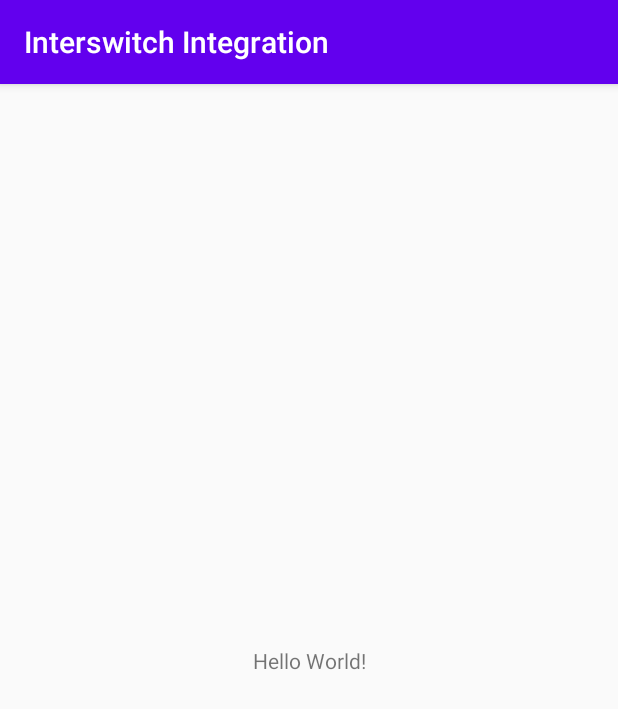
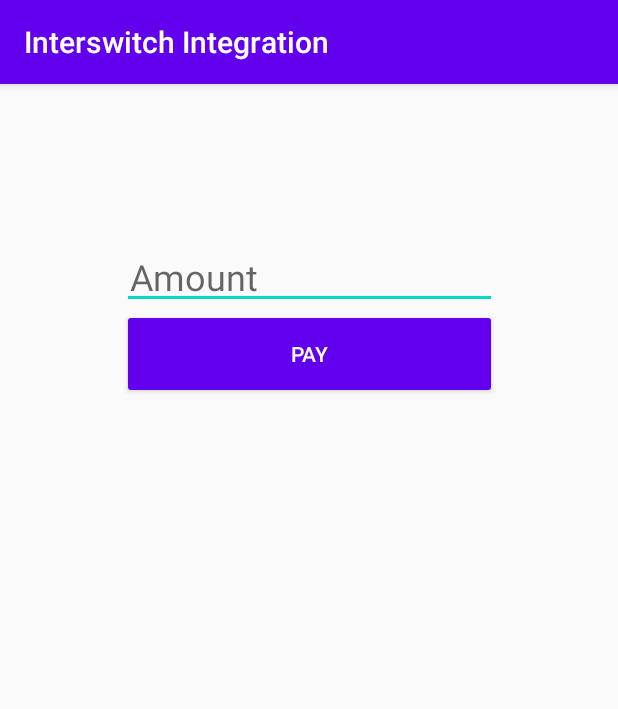
Before and after one commit to snr-bright/kudigo-interswitch-mobile-payment-util, an Android app: the screen it shows after launch (MainActivity), on a phone screen of 412 x 824 dp. Shown: the top 709 px of the screen. Run offline under Robolectric (Android 15) with nearby library versions, the phone set to English and light mode, and no system bars; libraries missing offline, so code that uses them is left out: com.interswitchng.iswmobilesdk; 2 statements that could not run were skipped.

```diff
--- a/app/src/main/AndroidManifest.xml
+++ b/app/src/main/AndroidManifest.xml
@@ -3,19 +3,23 @@
     package="com.example.interswitchintegration">
 
     <application
+        android:name=".Configure"
         android:allowBackup="true"
         android:icon="@mipmap/ic_launcher"
         android:label="@string/app_name"
         android:roundIcon="@mipmap/ic_launcher_round"
         android:supportsRtl="true"
         android:theme="@style/AppTheme">
+
         <activity android:name=".MainActivity">
             <intent-filter>
                 <action android:name="android.intent.action.MAIN" />
+                <action android:name="android.intent.action.VIEW" />
 
                 <category android:name="android.intent.category.LAUNCHER" />
             </intent-filter>
         </activity>
+
     </application>
 
 </manifest>
--- /dev/null
+++ b/app/src/main/java/com/example/interswitchintegration/Configure.java
@@ -0,0 +1,33 @@
+package com.example.interswitchintegration;
+
+import android.app.Application;
+
+import com.interswitchng.iswmobilesdk.IswMobileSdk;
+import com.interswitchng.iswmobilesdk.shared.models.core.IswSdkConfig;
+
+public class Configure extends Application {
+
+    @Override
+    public void onCreate() {
+        super.onCreate();
+        // configure sdk
+        configureSDK();
+    }
+
+    public void configureSDK() {
+        // use provided configuration for your merchant account
+        String clientId = "<your clientId>";
+        String merchantCode = "<your merchantCode>";
+        String clientSecret = "<your clientSecret>";
+
+        // create sdk configuration
+        IswSdkConfig config = new IswSdkConfig(clientId,
+                clientSecret, merchantCode, "566");
+
+        // uncomment to set environment, default is Environment.TEST
+        // config.setEnv(Environment.SANDBOX);
+
+        // initialize sdk at boot of application
+        IswMobileSdk.initialize(this, config);
+    }
+}
--- /dev/null
+++ b/app/src/main/java/com/example/interswitchintegration/MainActivity.java
@@ -0,0 +1,236 @@
+package com.example.interswitchintegration;
+
+import android.graphics.Color;
+import android.os.Bundle;
+import android.text.Editable;
+import android.text.TextWatcher;
+import android.view.View;
+import android.widget.Button;
+import android.widget.EditText;
+import android.widget.LinearLayout;
+import android.widget.TextView;
+import android.widget.Toast;
+
+import androidx.annotation.NonNull;
+import androidx.appcompat.app.AppCompatActivity;
+import androidx.core.content.ContextCompat;
+
+import com.interswitchng.iswmobilesdk.IswMobileSdk;
+import com.interswitchng.iswmobilesdk.shared.models.core.IswPaymentInfo;
+import com.interswitchng.iswmobilesdk.shared.models.core.IswPaymentResult;
+
+import java.util.Date;
+
+
+public class MainActivity extends AppCompatActivity implements IswMobileSdk.IswPaymentCallback {
+    private LinearLayout resultContainer;
+    private TextView resultTitle,
+            responseCode,
+            responseDescription,
+            paymentAmount,
+            channel,
+            isSuccessful;
+
+    private String  customerId, customerName, customerEmail, customerMobile, reference;
+
+
+    @Override
+    protected void onCreate(Bundle savedInstanceState) {
+        super.onCreate(savedInstanceState);
+        setContentView(R.layout.activity_main);
+
+
+
+        resultContainer = findViewById(R.id.resultContainer);
+
+        resultTitle = findViewById(R.id.resultTitle);
+        //responseCode = findViewById(R.id.responseCode);
+       // responseDescription = findViewById(R.id.responseDescription);
+        paymentAmount = findViewById(R.id.paymentAmount);
+        channel = findViewById(R.id.channel);
+        isSuccessful = findViewById(R.id.isSuccessful);
+
+        final EditText etAmount = findViewById(R.id.amount);
+
+        etAmount.addTextChangedListener(new TextWatcher() {
+            @Override
+            public void beforeTextChanged(CharSequence charSequence, int i, int i1, int i2) {
+                resultContainer.setVisibility(View.GONE);
+            }
+
+            @Override
+            public void onTextChanged(CharSequence charSequence, int i, int i1, int i2) {
+
+            }
+
+            @Override
+            public void afterTextChanged(Editable editable) {
+
+            }
+        });
+
+       final CustomerInfo info = new CustomerInfo();
+        /*info.setCustomerId("1");
+        info.setCustomerName("Joan");
+        info.setCustomerEmail("j@g.com");
+        info.setPhoneNumber("+233 445566");
+        info.setReference("1234");*/
+
+
+        Button btn = findViewById(R.id.btnPay);
+        btn.setOnClickListener(new View.OnClickListener() {
+            @Override
+            public void onClick(View view) {
+                InitiatePayment(info);
+
+            }
+        });
+    }
+
+    public void InitiatePayment(CustomerInfo customerInfo){
+        // get customer details
+
+
+        EditText etAmount = findViewById(R.id.amount);
+        String amtString = etAmount.getText().toString();
+
+        long amount;
+        // initialize amount
+        if (amtString.isEmpty()) {
+            toast("Please enter amount");
+            return;
+        } else {
+           // amount = Integer.parseInt(amtString) * 100;
+            amount = Long.parseLong(amtString);
+        }
+
+        // create payment info
+        IswPaymentInfo iswPaymentInfo = new IswPaymentInfo(
+                customerId = customerInfo.getCustomerId(),
+                customerName = customerInfo.getCustomerName(),
+                customerEmail = customerInfo.getCustomerEmail(),
+                customerMobile = customerInfo.getPhoneNumber(),
+                reference = customerInfo.getReference() + new Date().getTime(),
+                amount);
+
+
+        // trigger payment
+        IswMobileSdk.getInstance().pay(iswPaymentInfo, MainActivity.this);
+    }
+
+
+    @Override
+    public void onUserCancel() {
+        String title = "You cancelled payment";
+        showResult(title, null);
+
+        toast("You cancelled payment, please try again.");
+    }
+
+
+    @Override
+    public void onPaymentCompleted(@NonNull IswPaymentResult result) {
+        String title = "Payment Result";
+        showResult(title, result);
+
+
+        if (result.isSuccessful())
+            toast("your payment was successful, using: " + result.getChannel().name());
+        else toast("unable to complete payment at the moment, try again.");
+
+    }
+
+
+
+    private void showResult(String title, IswPaymentResult result) {
+        resultContainer.setVisibility(View.VISIBLE);
+
+        // show result
+        resultTitle.setText(title);
+        boolean hasValue = result != null;
+        int primaryColor = ContextCompat.getColor(this, R.color.colorPrimary);
+        resultTitle.setTextColor(!hasValue ? Color.RED: primaryColor);
+
+        int visibility = hasValue ? View.VISIBLE : View.INVISIBLE;
+        paymentAmount.setVisibility(visibility);
+        responseCode.setVisibility(visibility);
+        responseDescription.setVisibility(visibility);
+        isSuccessful.setVisibility(visibility);
+        channel.setVisibility(visibility);
+
+        if (!hasValue) return;
+
+        paymentAmount.setText("" + (result.getAmount() / 100));
+        responseCode.setText(result.getResponseCode());
+        responseDescription.setText(result.getResponseDescription());
+        isSuccessful.setText("" + result.isSuccessful());
+        channel.setText(result.getChannel().name());
+    }
+
+
+    private void toast(String msg) {
+        Toast.makeText(this, msg, Toast.LENGTH_LONG).show();
+    }
+
+
+    public class CustomerInfo{
+        String customerId;
+        String customerName;
+        String customerEmail;
+        String phoneNumber;
+        String reference;
+        String amount;
+
+        public void customerInfo(String customerId, String customerName, String customerEmail, String phoneNumber, String amount, String reference) {
+            this.customerId = customerId;
+            this.customerName = customerName;
+            this.customerEmail = customerEmail;
+            this.phoneNumber = phoneNumber;
+            this.amount = amount;
+            this.reference = reference;
+        }
+
+        public String getCustomerId() {
+            return customerId;
+        }
+
+        public void setCustomerId(String customerId) {
+            this.customerId = customerId;
+        }
+
+        public String getCustomerName() {
+            return customerName;
+        }
+
+        public void setCustomerName(String customerName) {
+            this.customerName = customerName;
+        }
+
+        public String getCustomerEmail() {
+            return customerEmail;
+        }
+
+        public void setCustomerEmail(String customerEmail) {
+            this.customerEmail = customerEmail;
+        }
+
+        public String getPhoneNumber() {
+            return phoneNumber;
+        }
+
+        public void setPhoneNumber(String phoneNumber) {
+            this.phoneNumber = phoneNumber;
+        }
+
+        public String getReference() {
+            return reference;
+        }
+
+        public void setReference(String reference) {
+            this.reference = reference;
+        }
+
+    }
+
+
+}
--- a/app/src/main/java/com/example/interswitchintegration/MainActivity.kt
+++ /dev/null
@@ -1,11 +0,0 @@
-package com.example.interswitchintegration
-
-import androidx.appcompat.app.AppCompatActivity
-import android.os.Bundle
-
-class MainActivity : AppCompatActivity() {
-    override fun onCreate(savedInstanceState: Bundle?) {
-        super.onCreate(savedInstanceState)
-        setContentView(R.layout.activity_main)
-    }
-}
--- a/app/src/main/res/layout/activity_main.xml
+++ b/app/src/main/res/layout/activity_main.xml
@@ -6,13 +6,113 @@
     android:layout_height="match_parent"
     tools:context=".MainActivity">
 
-    <TextView
-        android:layout_width="wrap_content"
+
+    <EditText
+        android:id="@+id/amount"
+        android:layout_width="250dp"
         android:layout_height="wrap_content"
-        android:text="Hello World!"
-        app:layout_constraintBottom_toBottomOf="parent"
-        app:layout_constraintLeft_toLeftOf="parent"
-        app:layout_constraintRight_toRightOf="parent"
-        app:layout_constraintTop_toTopOf="parent" />
+        android:digits="0123456789"
+        android:textIsSelectable="false"
+        android:textSize="24sp"
+        tools:text="1234"
+        android:hint="Amount"
+        android:padding="5dp"
+        android:inputType="number"
+        android:layout_marginTop="16dp"
+        app:layout_constraintBottom_toTopOf="@+id/btnPay"
+        app:layout_constraintEnd_toEndOf="parent"
+        app:layout_constraintStart_toStartOf="parent" />
+
+
+    <Button
+        android:id="@+id/btnPay"
+        android:layout_width="250dp"
+        android:layout_height="60dp"
+        android:text="Pay"
+        android:textColor="@android:color/white"
+        app:backgroundTint="@color/colorPrimary"
+        android:textAllCaps="true"
+        android:layout_marginTop="150dp"
+        app:layout_constraintTop_toTopOf="parent"
+        app:layout_constraintStart_toStartOf="parent"
+        app:layout_constraintEnd_toEndOf="parent"
+        />
+
+    <LinearLayout
+        android:id="@+id/resultContainer"
+        android:layout_width="match_parent"
+        android:layout_height="wrap_content"
+        android:layout_marginTop="20dp"
+        android:padding="16dp"
+        android:orientation="vertical"
+        android:visibility="gone"
+        tools:visibility="visible"
+        app:layout_constraintTop_toBottomOf="@id/btnPay">
+
+        <TextView
+            android:id="@+id/resultTitle"
+            android:layout_width="match_parent"
+            android:layout_height="wrap_content"
+            android:textStyle="bold"
+            android:textSize="18sp"
+            android:textColor="@color/colorPrimary"
+            android:text="Payment Result"
+            android:gravity="center_horizontal"
+            />
+
+        <TextView
+            android:layout_width="match_parent"
+            android:layout_height="wrap_content"
+            android:textStyle="bold"
+            android:layout_marginTop="16dp"
+            android:textColor="@color/colorPrimary"
+            android:text="Amount:"
+            />
+
+        <TextView
+            android:id="@+id/paymentAmount"
+            android:layout_width="match_parent"
+            android:layout_height="wrap_content"
+            android:textSize="18sp"
+            tools:text="1000"
+            />
+
+        <TextView
+            android:layout_width="match_parent"
+            android:layout_height="wrap_content"
+            android:textStyle="bold"
+            android:layout_marginTop="16dp"
+            android:textColor="@color/colorPrimary"
+            android:text="Payment Channel:"
+            />
+
+        <TextView
+            android:id="@+id/channel"
+            android:layout_width="match_parent"
+            android:layout_height="wrap_content"
+            android:textSize="18sp"
+            tools:text="Card"
+            />
+
+        <TextView
+            android:layout_width="match_parent"
+            android:layout_height="wrap_content"
+            android:textStyle="bold"
+            android:layout_marginTop="16dp"
+            android:textColor="@color/colorPrimary"
+            android:text="Successful:"
+            />
+
+        <TextView
+            android:id="@+id/isSuccessful"
+            android:layout_width="match_parent"
+            android:layout_height="wrap_content"
+            android:textSize="18sp"
+            tools:text="true"
+            />
+
+
+
+    </LinearLayout>
 
 </androidx.constraintlayout.widget.ConstraintLayout>
```
Also changed, not shown: app/build.gradle (+28 -17 lines), app/src/main/java/com/example/interswitchintegration/ActivityContract.kt (deleted, +0 -16 lines), app/src/main/java/com/example/interswitchintegration/ConfigureInterswitch.kt (deleted, +0 -36 lines), build.gradle (+22 -3 lines).
